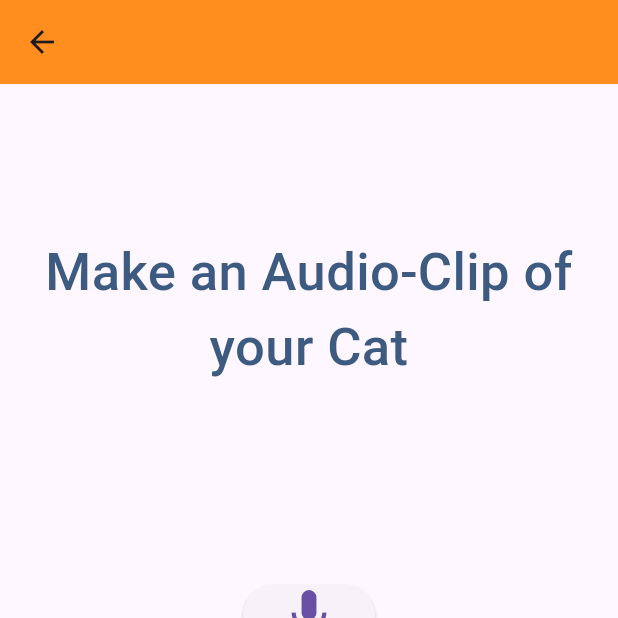
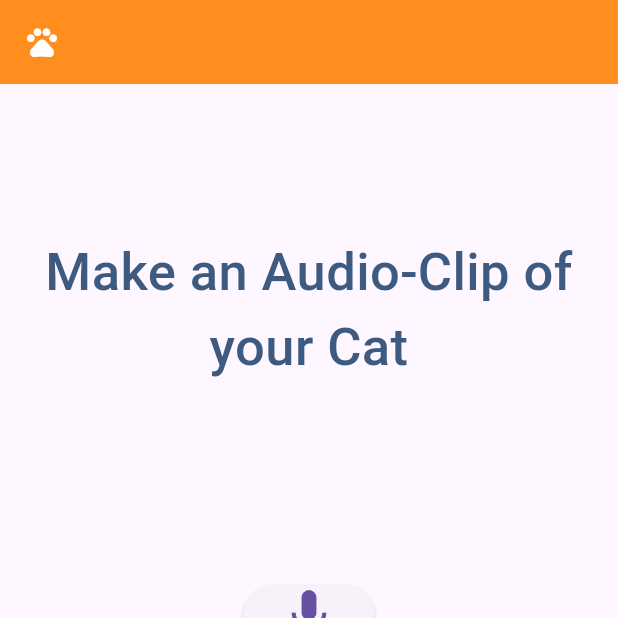
Before and after one commit to diego411/catmotion, a Flutter app: the screen it shows after launch, after a tap on "Let´s go", on a phone screen of 412 x 824 dp, the top half of it. Run offline on Flutter 3.47's test engine with Material 3 defaults, Android fonts, the phone set to English and light mode, and no system bars; our stand-ins replace audioplayers, flutter_svg; missing offline and left inert: record; Roboto replaces fonts that are missing (familyName); project files that could hold a hidden picture were left out.

Commit message:
icon, title, appBar

```diff
--- a/lib/pages/record.dart
+++ b/lib/pages/record.dart
@@ -171,6 +171,7 @@ class _RecordState extends State<RecordWidget> {
     return Scaffold(
       appBar: AppBar(
         backgroundColor: primaryColor,
+        leading: Icon(Icons.pets, color: Colors.white),
       ),
       body: Column(
         children: [
--- a/lib/pages/result.dart
+++ b/lib/pages/result.dart
@@ -46,7 +46,7 @@ class ResultPage extends StatelessWidget {
   Widget _bildText() {
     return Scaffold(
         appBar: AppBar(
-          title: const Text('Our prediction',
+          title: const Text('Our Prediction',
               style: TextStyle(
                 color: primaryColor,
                 fontSize: fontSize25,
@@ -55,6 +55,7 @@ class ResultPage extends StatelessWidget {
           centerTitle: true,
           elevation: elevation0,
           backgroundColor: surfaceColor,
+          leading: Icon(Icons.pets),
         ),
         body: Column(
           children: [
```
Also changed, not shown: pubspec.yaml (+7 -0 lines), assets/icons/cat.webp (added), pubspec.lock, 28 other files.
